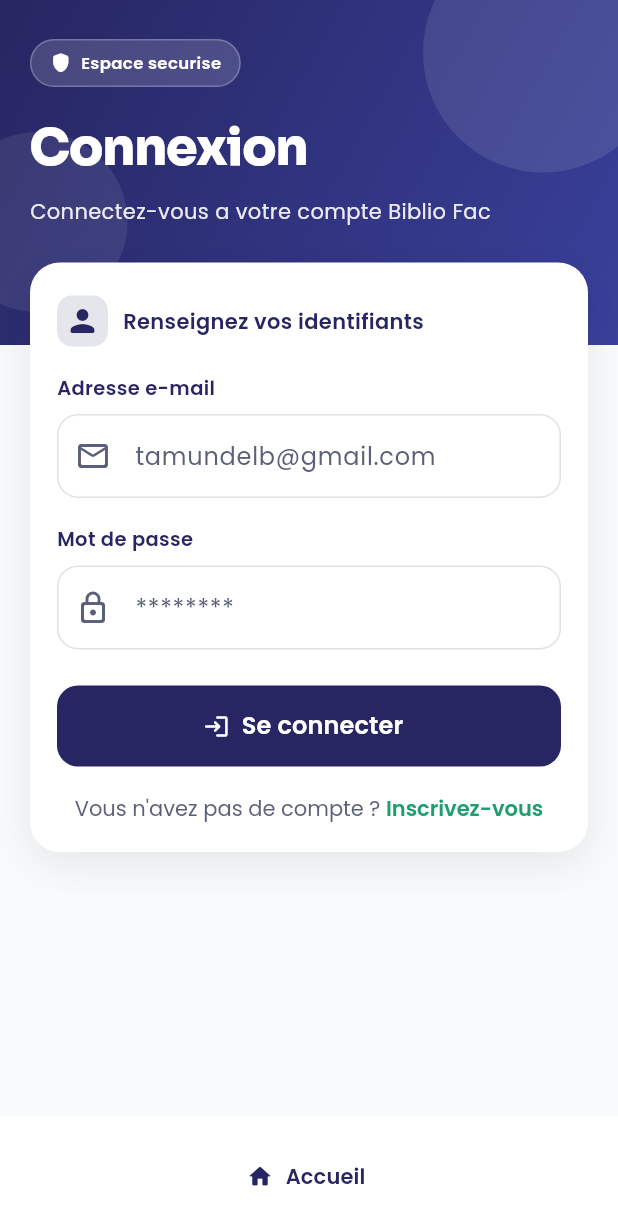
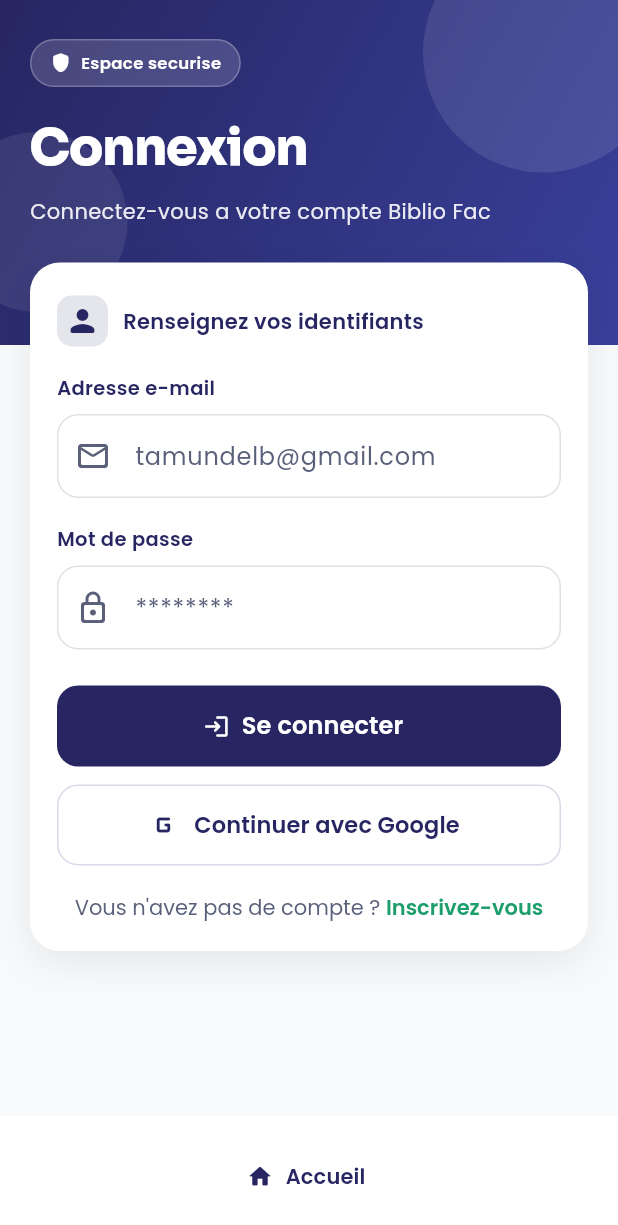
Before and after one commit to gshimatu/biblio-fac-flutter, a Flutter app: the LoginView screen opened by its route, on a phone screen of 412 x 824 dp. Shown: the top 1225 px of the screen. Run offline on Flutter 3.47's test engine with Material 3 defaults, Android fonts, the phone set to English and light mode, and no system bars; our stand-ins replace cloud_firestore, firebase_auth, firebase_core, firebase_storage, google_fonts, image_picker; accounts and stored records are empty; project files that could hold a hidden picture were left out.

Commit message:
Ajout du bouton continuer avec google

```diff
--- a/lib/views/auth/login_view.dart
+++ b/lib/views/auth/login_view.dart
@@ -340,6 +340,30 @@
                                   ),
                           ),
                         ),
+                        const SizedBox(height: 12),
+                        SizedBox(
+                          width: double.infinity,
+                          height: 54,
+                          child: OutlinedButton.icon(
+                            onPressed: null,
+                            icon: const Icon(Icons.g_mobiledata_rounded, size: 24),
+                            style: OutlinedButton.styleFrom(
+                              foregroundColor: const Color(0xFF272662),
+                              disabledForegroundColor: const Color(0xFF272662),
+                              side: const BorderSide(color: Color(0xFFD7DBE8)),
+                              shape: RoundedRectangleBorder(
+                                borderRadius: BorderRadius.circular(14),
+                              ),
+                            ),
+                            label: Text(
+                              'Continuer avec Google',
+                              style: GoogleFonts.poppins(
+                                fontWeight: FontWeight.w600,
+                                fontSize: 15,
+                              ),
+                            ),
+                          ),
+                        ),
                         const SizedBox(height: 18),
                         Center(
                           child: RichText(
```
